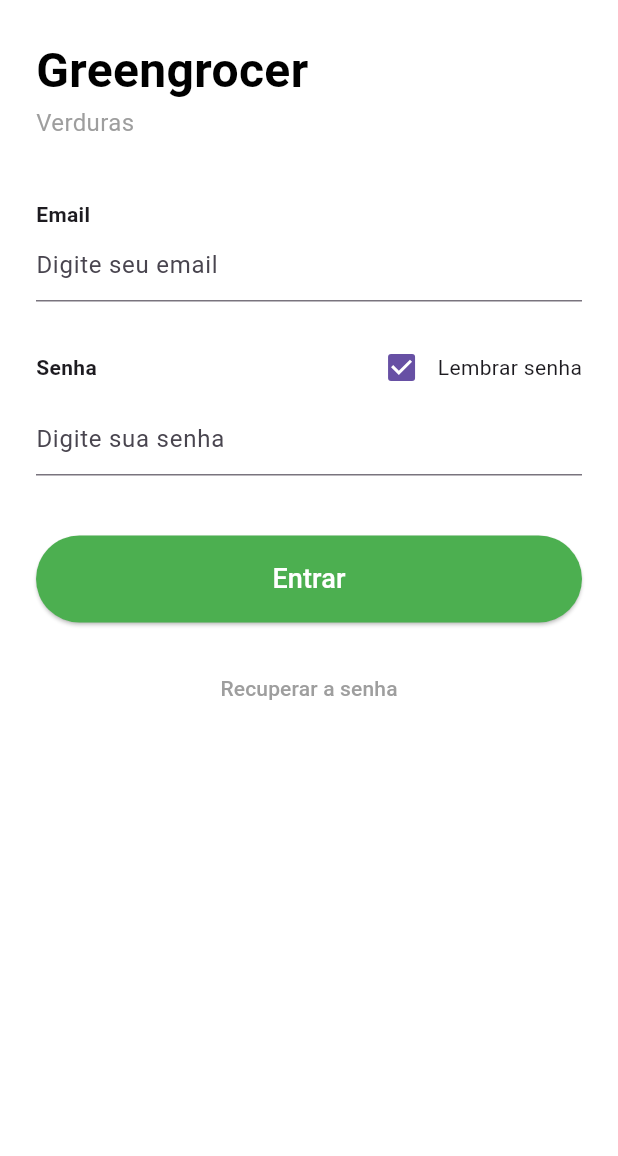
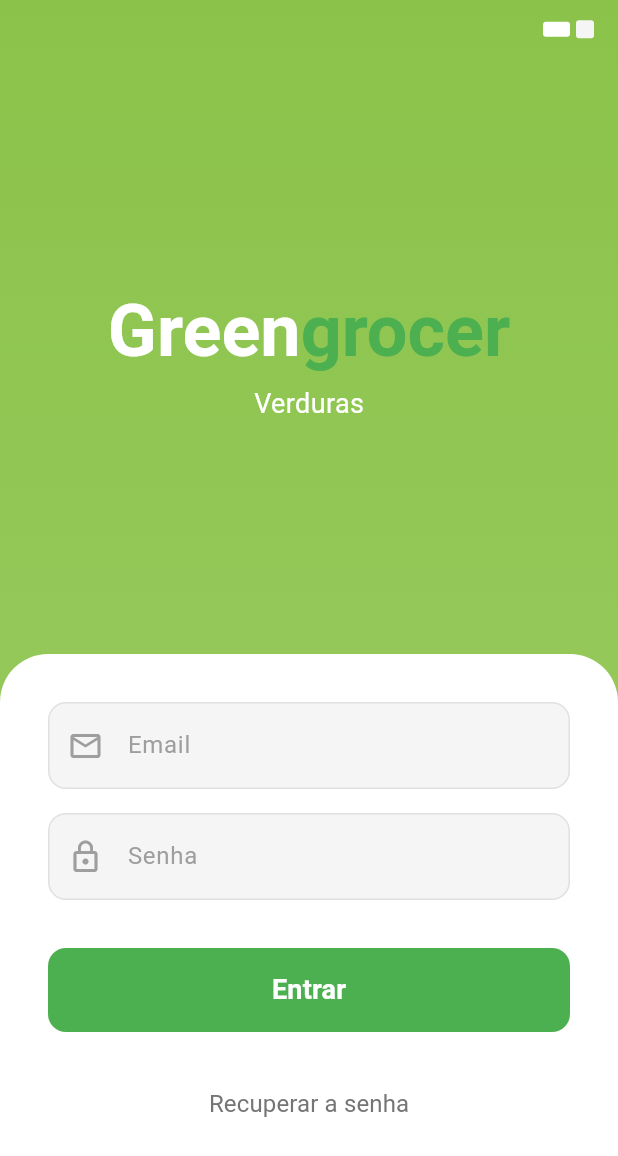
Before and after one commit to Keitesb/greennovo, a Flutter app: the screen it shows after launch, on a phone screen of 412 x 824 dp. Shown: the top 1156 px of the screen. Run offline on Flutter 3.47's test engine with Material 3 defaults, Android fonts, the phone set to English and light mode, and no system bars; our stand-ins replace sqflite; accounts and stored records are empty.

Commit message:
Login atualizado

```diff
--- a/lib/views/auth/login_screen.dart
+++ b/lib/views/auth/login_screen.dart
@@ -3,56 +3,158 @@ import 'package:greennovo/views/main_app_screen.dart';
 import 'package:provider/provider.dart';
 import 'package:greennovo/providers/auth_provider.dart';
 
-class LoginScreen extends StatelessWidget {
+class LoginScreen extends StatefulWidget {
+  const LoginScreen({super.key});
+
+  @override
+  State<LoginScreen> createState() => _LoginScreenState();
+}
+
+class _LoginScreenState extends State<LoginScreen> {
   final _formKey = GlobalKey<FormState>();
   final _emailController = TextEditingController();
   final _passwordController = TextEditingController();
-  bool _rememberPassword = true; // Controle do checkbox
-
-  LoginScreen({super.key});
 
   @override
   Widget build(BuildContext context) {
     final authController = Provider.of<AuthProvider>(context, listen: false);
 
     return Scaffold(
-      backgroundColor: Colors.white, // Fundo branco (como na imagem)
-      body: Padding(
-        padding: const EdgeInsets.all(24.0),
+      body: Container(
+        decoration: const BoxDecoration(
+          gradient: LinearGradient(
+            begin: Alignment.topCenter,
+            end: Alignment.bottomCenter,
+            colors: [
+              Color(0xFF8BC34A), // Verde claro
+              Color(0xFF9CCC65), // Verde médio
+            ],
+          ),
+        ),
+        child: SafeArea(
+          child: Column(
+            children: [
+              // Status bar area
+              Container(
+                padding: const EdgeInsets.symmetric(horizontal: 16, vertical: 8),
+                child: Row(
+                  mainAxisAlignment: MainAxisAlignment.spaceBetween,
+                  children: [
+                    const Text(
+                      '',
+                      style: TextStyle(
+                        color: Colors.white,
+                        fontSize: 16,
+                        fontWeight: FontWeight.w500,
+                      ),
+                    ),
+                    Row(
+                      children: [
+                        Container(
+                          width: 18,
+                          height: 10,
+                          decoration: BoxDecoration(
+                            color: Colors.white,
+                            borderRadius: BorderRadius.circular(2),
+                          ),
+                        ),
+                        const SizedBox(width: 4),
+                        Container(
+                          width: 12,
+                          height: 12,
+                          decoration: BoxDecoration(
+                            color: Color(0xFFF5F5F5),
+                            borderRadius: BorderRadius.circular(2),
+                          ),
+                        ),
+                      ],
+                    ),
+                  ],
+                ),
+              ),
+
+              // Logo section
+              Expanded(
+                flex: 2,
+                child: Center(
+                  child: Column(
+                    mainAxisAlignment: MainAxisAlignment.center,
+                    children: [
+                      RichText(
+                        text: const TextSpan(
+                          style: TextStyle(
+                            fontSize: 48,
+                            fontWeight: FontWeight.bold,
+                          ),
+                          children: [
+                            TextSpan(
+                              text: 'Green',
+                              style: TextStyle(color: Colors.white),
+                            ),
+                            TextSpan(
+                              text: 'grocer',
+                              style: TextStyle(color: Color(0xFF4CAF50)),
+                            ),
+                          ],
+                        ),
+                      ),
+                      const SizedBox(height: 8),
+                      const Text(
+                        'Verduras',
+                        style: TextStyle(
+                          fontSize: 18,
+                          color: Colors.white,
+                          fontWeight: FontWeight.w400,
+                        ),
+                      ),
+                    ],
+                  ),
+                ),
+              ),
+
+              // Form section
+              Container(
+                decoration: const BoxDecoration(
+                  color: Colors.white,
+                  borderRadius: BorderRadius.only(
+                    topLeft: Radius.circular(32),
+                    topRight: Radius.circular(32),
+                  ),
+                ),
+                child: Padding(
+                  padding: const EdgeInsets.all(32.0),
                   child: Form(
                     key: _formKey,
                     child: Column(
-            crossAxisAlignment: CrossAxisAlignment.start,
+                      mainAxisSize: MainAxisSize.min,
                       children: [
-              // Título "Greengrocer"
-              const Text(
-                'Greengrocer',
-                style: TextStyle(
-                  fontSize: 32,
-                  fontWeight: FontWeight.bold,
-                  color: Colors.black,
+                        // Campo Email
+                        Container(
+                          decoration: BoxDecoration(
+                            color: const Color(0xFFF5F5F5),
+                            borderRadius: BorderRadius.circular(12),
+                            border: Border.all(
+                              color: const Color(0xFFE0E0E0),
+                              width: 1,
                             ),
                           ),
-              // Subtítulo "Verduras"
-              const Text(
-                'Verduras',
-                style: TextStyle(
-                  fontSize: 16,
-                  color: Colors.grey,
-                ),
-              ),
-              const SizedBox(height: 40),
-
-              // Campo de Email
-              const Text(
-                'Email',
-                style: TextStyle(fontWeight: FontWeight.bold),
-              ),
-              TextFormField(
+                          child: TextFormField(
                             controller: _emailController,
                             decoration: const InputDecoration(
-                  hintText: 'Digite seu email',
-                  border: UnderlineInputBorder(),
+                              prefixIcon: Icon(
+                                Icons.email_outlined,
+                                color: Color(0xFF9E9E9E),
+                              ),
+                              hintText: 'Email',
+                              hintStyle: TextStyle(
+                                color: Color(0xFF9E9E9E),
+                                fontSize: 16,
+                              ),
+                              border: InputBorder.none,
+                              contentPadding: EdgeInsets.symmetric(
+                                horizontal: 16,
+                                vertical: 16,
+                              ),
                             ),
                             validator: (value) {
                               if (value == null || value.isEmpty) {
@@ -61,36 +163,38 @@ class LoginScreen extends StatelessWidget {
                               return null;
                             },
                           ),
-              const SizedBox(height: 20),
+                        ),
+                        const SizedBox(height: 16),
 
-              // Campo de Senha + Checkbox "Lembrar senha"
-              Row(
-                children: [
-                  const Text(
-                    'Senha',
-                    style: TextStyle(fontWeight: FontWeight.bold),
+                        // Campo Senha
+                        Container(
+                          decoration: BoxDecoration(
+                            color: const Color(0xFFF5F5F5),
+                            borderRadius: BorderRadius.circular(12),
+                            border: Border.all(
+                              color: const Color(0xFFE0E0E0),
+                              width: 1,
                             ),
-                  const Spacer(),
-                  Row(
-                    children: [
-                      Checkbox(
-                        value: _rememberPassword,
-                        onChanged: (value) {
-                          _rememberPassword = value!;
-                        },
                           ),
-                      const Text('Lembrar senha'),
-                    ],
+                          child: TextFormField(
+                            controller: _passwordController,
+                            obscureText: true,
+                            decoration: const InputDecoration(
+                              prefixIcon: Icon(
+                                Icons.lock_outline,
+                                color: Color(0xFF9E9E9E),
                               ),
-                ],
+                              hintText: 'Senha',
+                              hintStyle: TextStyle(
+                                color: Color(0xFF9E9E9E),
+                                fontSize: 16,
                               ),
-              TextFormField(
-                controller: _passwordController,
-                decoration: const InputDecoration(
-                  hintText: 'Digite sua senha',
-                  border: UnderlineInputBorder(),
+                              border: InputBorder.none,
+                              contentPadding: EdgeInsets.symmetric(
+                                horizontal: 16,
+                                vertical: 16,
                               ),
-                obscureText: true,
+                            ),
                             validator: (value) {
                               if (value == null || value.isEmpty) {
                                 return 'Campo obrigatório';
@@ -98,11 +202,13 @@ class LoginScreen extends StatelessWidget {
                               return null;
                             },
                           ),
-              const SizedBox(height: 40),
+                        ),
+                        const SizedBox(height: 32),
 
-              // Botão "Entrar"
+                        // Botão Entrar
                         SizedBox(
                           width: double.infinity,
+                          height: 56,
                           child: ElevatedButton(
                             onPressed: () async {
                               if (_formKey.currentState!.validate()) {
@@ -125,26 +231,41 @@ class LoginScreen extends StatelessWidget {
                               }
                             },
                             style: ElevatedButton.styleFrom(
-                    backgroundColor: Colors.green, // Cor verde do botão
-                    padding: const EdgeInsets.symmetric(vertical: 16),
+                              backgroundColor: const Color(0xFF4CAF50),
+                              foregroundColor: Colors.white,
+                              elevation: 0,
+                              shape: RoundedRectangleBorder(
+                                borderRadius: BorderRadius.circular(12),
+                              ),
                             ),
                             child: const Text(
                               'Entrar',
-                    style: TextStyle(fontSize: 18, color: Colors.white),
+                              style: TextStyle(
+                                fontSize: 18,
+                                fontWeight: FontWeight.w600,
                               ),
                             ),
                           ),
-              const SizedBox(height: 20),
+                        ),
+                        const SizedBox(height: 24),
 
-              // Link "Recuperar a senha"
-              Center(
-                child: TextButton(
+                        // Link Recuperar senha
+                        TextButton(
                           onPressed: () {
                             // Implementar recuperação de senha
                           },
                           child: const Text(
                             'Recuperar a senha',
-                    style: TextStyle(color: Colors.grey),
+                            style: TextStyle(
+                              color: Color(0xFF757575),
+                              fontSize: 16,
+                              fontWeight: FontWeight.w400,
+                            ),
+                          ),
+                        ),
+                        const SizedBox(height: 32),
+                      ],
+                    ),
                   ),
                 ),
               ),
@@ -154,4 +275,11 @@ class LoginScreen extends StatelessWidget {
       ),
     );
   }
+
+  @override
+  void dispose() {
+    _emailController.dispose();
+    _passwordController.dispose();
+    super.dispose();
   }
+}
--- a/pubspec.yaml
+++ b/pubspec.yaml
@@ -14,6 +14,7 @@ dependencies:
     sdk: flutter
   provider: ^6.1.4
   intl: ^0.20.2
+  animated_text_kit: ^4.2.3
 
   cupertino_icons: ^1.0.8
   path_provider: ^2.1.5
```
Also changed, not shown: pubspec.lock. Lines whose indentation alone changed are shown as unchanged.
